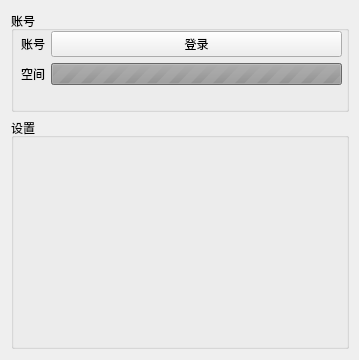
First picture: the form in resource/setting.ui, repository bysslord/iobox, before the edit.
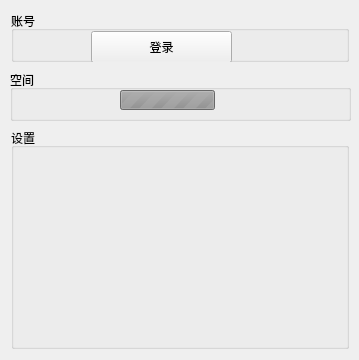
Second picture: the form after the edit. Icons and pictures are not drawn.

Commit message: add debug mode

What changed in the file:
```diff
--- a/resource/setting.ui
+++ b/resource/setting.ui
@@ -29,69 +29,24 @@
      <x>11</x>
      <y>11</y>
      <width>338</width>
-     <height>101</height>
+     <height>51</height>
     </rect>
    </property>
    <property name="title">
     <string>账号</string>
    </property>
-   <widget class="QWidget" name="formLayoutWidget">
+   <widget class="QPushButton" name="pushButtonAccount">
     <property name="geometry">
      <rect>
-      <x>10</x>
+      <x>80</x>
       <y>20</y>
-      <width>321</width>
-      <height>77</height>
+      <width>141</width>
+      <height>32</height>
      </rect>
     </property>
-    <layout class="QFormLayout" name="formLayout">
-     <item row="0" column="0">
-      <widget class="QLabel" name="labelAccount">
-       <property name="text">
-        <string>账号</string>
-       </property>
-      </widget>
-     </item>
-     <item row="1" column="0">
-      <widget class="QLabel" name="labelSpace">
-       <property name="text">
-        <string>空间</string>
-       </property>
-      </widget>
-     </item>
-     <item row="1" column="1">
-      <widget class="QProgressBar" name="progressBarSpace">
-       <property name="enabled">
-        <bool>false</bool>
-       </property>
-       <property name="maximum">
-        <number>0</number>
-       </property>
-       <property name="value">
-        <number>-1</number>
-       </property>
-       <property name="textVisible">
-        <bool>true</bool>
-       </property>
-       <property name="invertedAppearance">
-        <bool>false</bool>
-       </property>
-       <property name="textDirection">
-        <enum>QProgressBar::TopToBottom</enum>
-       </property>
-       <property name="format">
-        <string>%p/%mGB</string>
-       </property>
-      </widget>
-     </item>
-     <item row="0" column="1">
-      <widget class="QPushButton" name="pushButtonAccount">
-       <property name="text">
-        <string>登录</string>
-       </property>
-      </widget>
-     </item>
-    </layout>
+    <property name="text">
+     <string>登录</string>
+    </property>
    </widget>
   </widget>
   <widget class="QGroupBox" name="groupBox_2">
@@ -101,9 +56,9 @@
    <property name="geometry">
     <rect>
      <x>11</x>
-     <y>118</y>
+     <y>128</y>
      <width>338</width>
-     <height>231</height>
+     <height>221</height>
     </rect>
    </property>
    <property name="sizePolicy">
@@ -115,7 +70,50 @@
    <property name="title">
     <string>设置</string>
    </property>
-   <zorder>pushButtonAccount</zorder>
+  </widget>
+  <widget class="QGroupBox" name="groupBox">
+   <property name="geometry">
+    <rect>
+     <x>10</x>
+     <y>70</y>
+     <width>341</width>
+     <height>51</height>
+    </rect>
+   </property>
+   <property name="title">
+    <string>空间</string>
+   </property>
+   <widget class="QProgressBar" name="progressBarSpace">
+    <property name="enabled">
+     <bool>false</bool>
+    </property>
+    <property name="geometry">
+     <rect>
+      <x>110</x>
+      <y>20</y>
+      <width>95</width>
+      <height>20</height>
+     </rect>
+    </property>
+    <property name="maximum">
+     <number>0</number>
+    </property>
+    <property name="value">
+     <number>-1</number>
+    </property>
+    <property name="textVisible">
+     <bool>true</bool>
+    </property>
+    <property name="invertedAppearance">
+     <bool>false</bool>
+    </property>
+    <property name="textDirection">
+     <enum>QProgressBar::TopToBottom</enum>
+    </property>
+    <property name="format">
+     <string>%p/%mGB</string>
+    </property>
+   </widget>
   </widget>
  </widget>
  <resources/>
```
Left out of the diff: 2 changed lines with no effect on the pictures. The commit also changes 2 other files.
